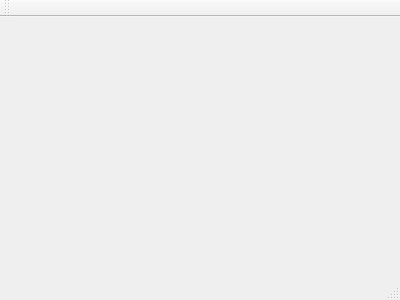
Above: src/VisionSoilAnalyzer/VSAGUI/vsagui.ui from jellespijker/VisionSoilAnalyzer before the change. Below: the same form after it.
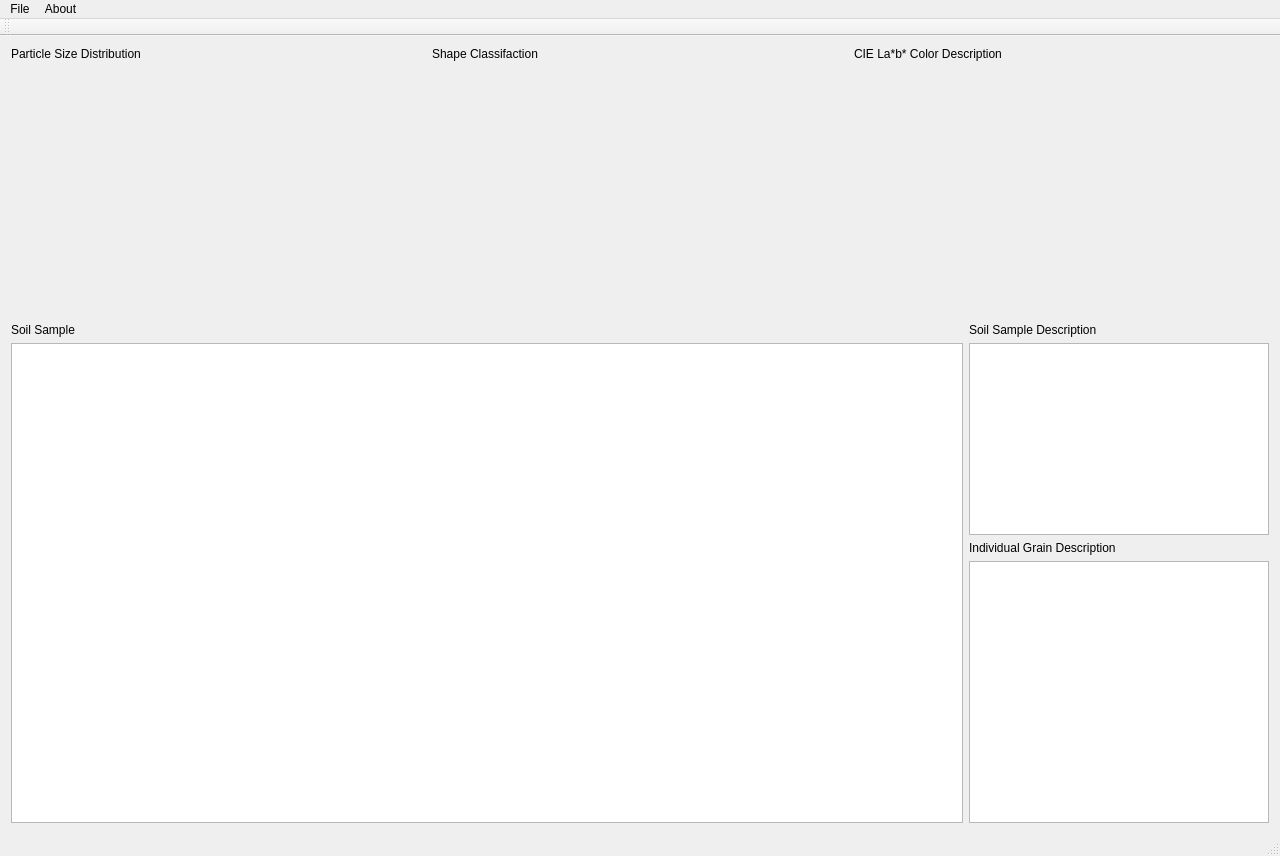
That is the form after the change. Icons and pictures are not drawn. Custom widgets are drawn as their Qt base class.

Commit message: GUI Layout setup 	modified:   VSAGUI/VSAGUI.pro 	new file:   VSAGUI/qcustomplot.cpp 	new file:   VSAGUI/qcustomplot.h 	modified:   VSAGUI/vsagui.cpp 	modified:   VSAGUI/vsagui.h 	modified:   VSAGUI/vsagui.ui 	VSAGUI/Resources/

Diff of the .ui file:
```diff
--- a/src/VisionSoilAnalyzer/VSAGUI/vsagui.ui
+++ b/src/VisionSoilAnalyzer/VSAGUI/vsagui.ui
@@ -1,24 +1,288 @@
 <ui version="4.0">
  <class>VSAGUI</class>
- <widget class="QMainWindow" name="VSAGUI" >
-  <property name="geometry" >
+ <widget class="QMainWindow" name="VSAGUI">
+  <property name="geometry">
    <rect>
     <x>0</x>
     <y>0</y>
-    <width>400</width>
-    <height>300</height>
+    <width>1280</width>
+    <height>720</height>
    </rect>
   </property>
   <property name="windowTitle" >
    <string>VSAGUI</string>
   </property>
-  <widget class="QMenuBar" name="menuBar" />
-  <widget class="QToolBar" name="mainToolBar" />
-  <widget class="QWidget" name="centralWidget" />
-  <widget class="QStatusBar" name="statusBar" />
+  <property name="windowIcon">
+   <iconset>
+    <normaloff>:/IHClogo/IHClogo.png</normaloff>:/IHClogo/IHClogo.png</iconset>
+  </property>
+  <widget class="QWidget" name="centralWidget">
+   <layout class="QVBoxLayout" name="verticalLayout">
+    <item>
+     <layout class="QHBoxLayout" name="horizontalLayout">
+      <item>
+       <layout class="QVBoxLayout" name="verticalLayout_5">
+        <item>
+         <widget class="QLabel" name="label_psd_desc">
+          <property name="text">
+           <string>Particle Size Distribution</string>
+          </property>
+         </widget>
+        </item>
+        <item>
+         <spacer name="verticalSpacer_3">
+          <property name="orientation">
+           <enum>Qt::Vertical</enum>
+          </property>
+          <property name="sizeType">
+           <enum>QSizePolicy::Minimum</enum>
+          </property>
+          <property name="sizeHint" stdset="0">
+           <size>
+            <width>10</width>
+            <height>10</height>
+           </size>
+          </property>
+         </spacer>
+        </item>
+        <item>
+         <widget class="QCustomPlot" name="plot_psd" native="true">
+          <property name="minimumSize">
+           <size>
+            <width>240</width>
+            <height>240</height>
+           </size>
+          </property>
+         </widget>
+        </item>
+       </layout>
+      </item>
+      <item>
+       <layout class="QVBoxLayout" name="verticalLayout_4">
+        <item>
+         <widget class="QLabel" name="label_shape_desc">
+          <property name="text">
+           <string>Shape Classifaction</string>
+          </property>
+         </widget>
+        </item>
+        <item>
+         <spacer name="verticalSpacer">
+          <property name="orientation">
+           <enum>Qt::Vertical</enum>
+          </property>
+          <property name="sizeType">
+           <enum>QSizePolicy::Minimum</enum>
+          </property>
+          <property name="sizeHint" stdset="0">
+           <size>
+            <width>20</width>
+            <height>10</height>
+           </size>
+          </property>
+         </spacer>
+        </item>
+        <item>
+         <widget class="QCustomPlot" name="plot_shape" native="true">
+          <property name="minimumSize">
+           <size>
+            <width>240</width>
+            <height>240</height>
+           </size>
+          </property>
+         </widget>
+        </item>
+       </layout>
+      </item>
+      <item>
+       <layout class="QVBoxLayout" name="verticalLayout_3">
+        <item>
+         <widget class="QLabel" name="label_color_desc">
+          <property name="text">
+           <string>CIE La*b* Color Description</string>
+          </property>
+         </widget>
+        </item>
+        <item>
+         <spacer name="verticalSpacer_2">
+          <property name="orientation">
+           <enum>Qt::Vertical</enum>
+          </property>
+          <property name="sizeType">
+           <enum>QSizePolicy::Minimum</enum>
+          </property>
+          <property name="sizeHint" stdset="0">
+           <size>
+            <width>10</width>
+            <height>10</height>
+           </size>
+          </property>
+         </spacer>
+        </item>
+        <item>
+         <widget class="QCustomPlot" name="plot_lab" native="true">
+          <property name="minimumSize">
+           <size>
+            <width>240</width>
+            <height>240</height>
+           </size>
+          </property>
+         </widget>
+        </item>
+       </layout>
+      </item>
+     </layout>
+    </item>
+    <item>
+     <layout class="QVBoxLayout" name="verticalLayout_2">
+      <item>
+       <layout class="QHBoxLayout" name="horizontalLayout_2">
+        <item>
+         <layout class="QVBoxLayout" name="verticalLayout_7">
+          <item>
+           <widget class="QLabel" name="label_sample">
+            <property name="text">
+             <string>Soil Sample</string>
+            </property>
+           </widget>
+          </item>
+          <item>
+           <widget class="QGraphicsView" name="graphicsView_soil">
+            <property name="minimumSize">
+             <size>
+              <width>640</width>
+              <height>480</height>
+             </size>
+            </property>
+           </widget>
+          </item>
+         </layout>
+        </item>
+        <item>
+         <layout class="QVBoxLayout" name="verticalLayout_6">
+          <item>
+           <widget class="QLabel" name="label_soil_desc">
+            <property name="text">
+             <string>Soil Sample Description</string>
+            </property>
+           </widget>
+          </item>
+          <item>
+           <widget class="QTableView" name="tableView_sample">
+            <property name="sizePolicy">
+             <sizepolicy hsizetype="Minimum" vsizetype="Minimum">
+              <horstretch>0</horstretch>
+              <verstretch>0</verstretch>
+             </sizepolicy>
+            </property>
+            <property name="minimumSize">
+             <size>
+              <width>300</width>
+              <height>0</height>
+             </size>
+            </property>
+           </widget>
+          </item>
+          <item>
+           <widget class="QLabel" name="label_grain_desc">
+            <property name="text">
+             <string>Individual Grain Description</string>
+            </property>
+           </widget>
+          </item>
+          <item>
+           <widget class="QTableView" name="tableView_grain">
+            <property name="sizePolicy">
+             <sizepolicy hsizetype="Minimum" vsizetype="Expanding">
+              <horstretch>0</horstretch>
+              <verstretch>0</verstretch>
+             </sizepolicy>
+            </property>
+            <property name="minimumSize">
+             <size>
+              <width>300</width>
+              <height>0</height>
+             </size>
+            </property>
+           </widget>
+          </item>
+         </layout>
+        </item>
+       </layout>
+      </item>
+     </layout>
+    </item>
+   </layout>
+  </widget>
+  <widget class="QMenuBar" name="menuBar">
+   <property name="geometry">
+    <rect>
+     <x>0</x>
+     <y>0</y>
+     <width>1280</width>
+     <height>25</height>
+    </rect>
+   </property>
+   <widget class="QMenu" name="menuFile">
+    <property name="title">
+     <string>File</string>
+    </property>
+    <addaction name="actionNew"/>
+    <addaction name="actionLoad"/>
+    <addaction name="actionSave"/>
+    <addaction name="separator"/>
+    <addaction name="actionExit"/>
+   </widget>
+   <widget class="QMenu" name="menuAbout">
+    <property name="title">
+     <string>About</string>
+    </property>
+   </widget>
+   <addaction name="menuFile"/>
+   <addaction name="menuAbout"/>
+  </widget>
+  <widget class="QToolBar" name="mainToolBar">
+   <attribute name="toolBarArea">
+    <enum>TopToolBarArea</enum>
+   </attribute>
+   <attribute name="toolBarBreak">
+    <bool>false</bool>
+   </attribute>
+  </widget>
+  <widget class="QStatusBar" name="statusBar"/>
+  <action name="actionNew">
+   <property name="text">
+    <string>New</string>
+   </property>
+  </action>
+  <action name="actionLoad">
+   <property name="text">
+    <string>Load</string>
+   </property>
+  </action>
+  <action name="actionSave">
+   <property name="text">
+    <string>Save</string>
+   </property>
+  </action>
+  <action name="actionExit">
+   <property name="checkable">
+    <bool>false</bool>
+   </property>
+   <property name="text">
+    <string>Exit</string>
+   </property>
+  </action>
  </widget>
- <layoutDefault spacing="6" margin="11" />
- <pixmapfunction></pixmapfunction>
+ <layoutdefault spacing="6" margin="11"/>
+ <customwidgets>
+  <customwidget>
+   <class>QCustomPlot</class>
+   <extends>QWidget</extends>
+   <header>qcustomplot.h</header>
+   <container>1</container>
+  </customwidget>
+ </customwidgets>
  <resources/>
  <connections/>
 </ui>
```
Left out of the diff: 24 changed lines with no effect on the pictures. The commit also changes 5 other files.
